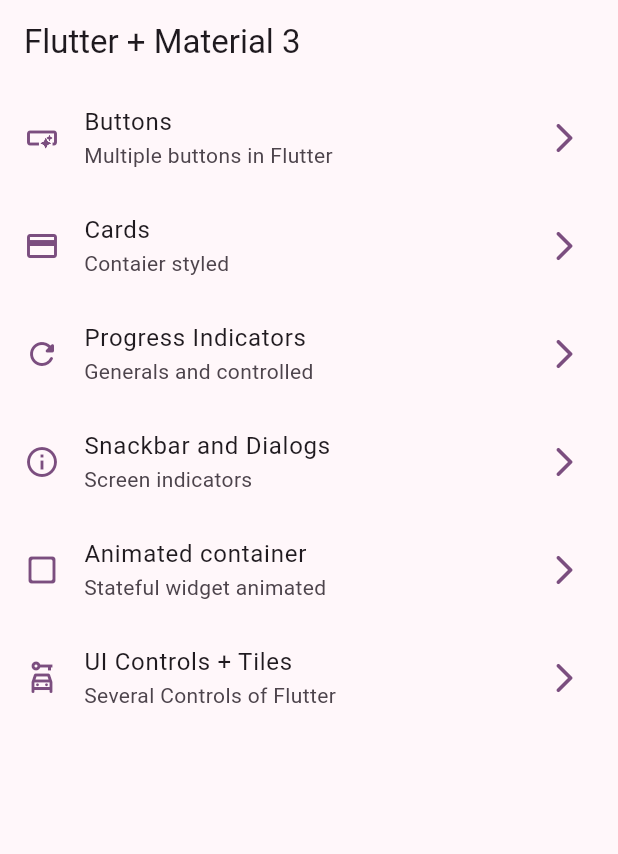
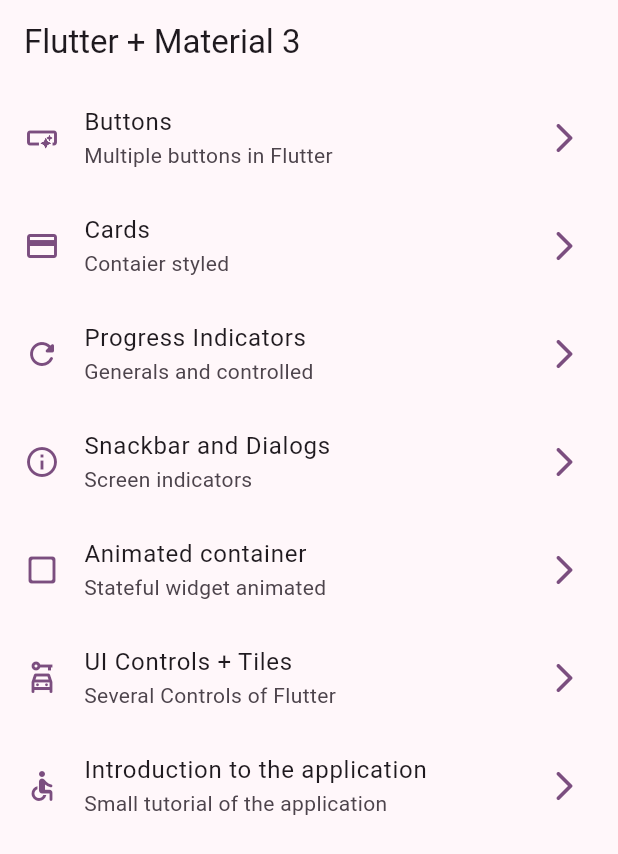
Before and after one commit to jebarcha/widges-app, a Flutter app: the screen it shows after launch, on a phone screen of 412 x 824 dp. Shown: the top 854 px of the screen. Run offline on Flutter 3.47's test engine with Material 2 defaults, Android fonts, the phone set to English and light mode, and no system bars; our stand-ins replace go_router.

Commit message:
tutorial screen added

```diff
--- a/lib/config/menu/menu_items.dart
+++ b/lib/config/menu/menu_items.dart
@@ -58,5 +58,12 @@ const appMenuItems = <MenuItem>[
       icon: Icons.car_rental_outlined
   ),
 
+   MenuItem(
+      title: 'Introduction to the application',
+      subTitle: 'Small tutorial of the application',
+      link: '/tutorial',
+      icon: Icons.accessible_rounded
+  ),
+
 
 ];
--- a/lib/config/router/app_router.dart
+++ b/lib/config/router/app_router.dart
@@ -42,5 +42,11 @@ final appRouter = GoRouter(
       builder: (context, state) => const UiControlsScreen(),
     ),
 
+     GoRoute(
+      path: '/tutorial',
+      name: AppTutorialScreen.name,
+      builder: (context, state) => const AppTutorialScreen(),
+    ),
+
   ],
 );
```
